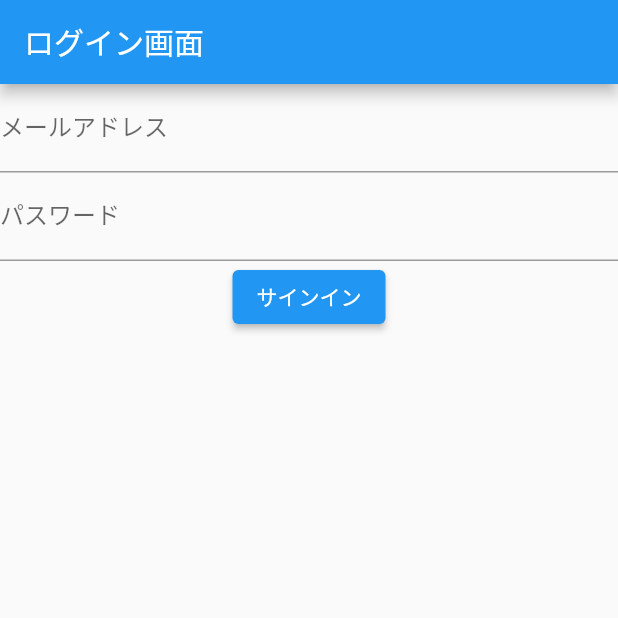
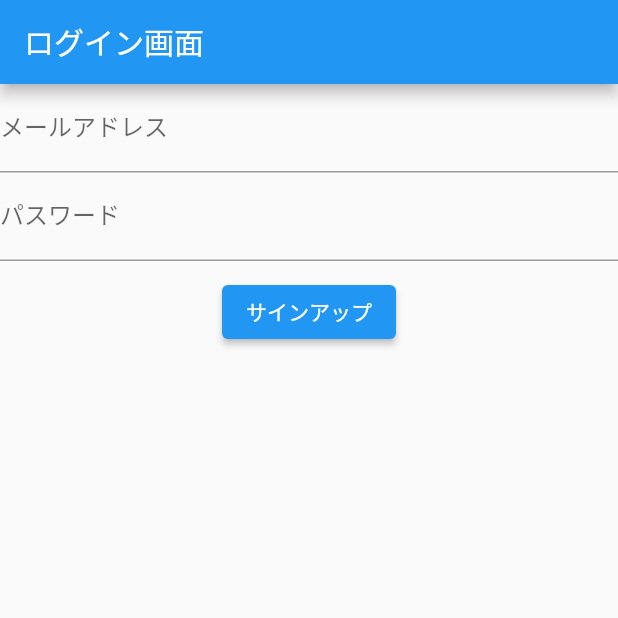
Before and after one commit to omitsuhashi/members_app_client, a Flutter app: the screen it shows after launch, on a phone screen of 412 x 824 dp, the top half of it. Run offline on Flutter 3.47's test engine with Material 2 defaults, Android fonts, the phone set to English and light mode, and no system bars; our stand-ins replace firebase_auth, firebase_core; accounts and stored records are empty.

Commit message:
feat signup

```diff
--- a/lib/app.dart
+++ b/lib/app.dart
@@ -1,4 +1,4 @@
-import 'package:client/pages/auth/signin.dart';
+import 'package:client/pages/auth/signup.dart';
 import 'package:client/pages/sample_app.dart';
 import 'package:firebase_auth/firebase_auth.dart';
 import 'package:flutter/material.dart';
@@ -23,7 +23,7 @@ class App extends StatelessWidget {
             // User が null である、つまり未サインインのサインイン画面へ
             return Scaffold(
                 appBar: AppBar(title: const Text("ログイン画面")),
-                body: const SigninPage());
+                body: const SignupPage());
           },
         ),
       );
--- /dev/null
+++ b/lib/pages/auth/signup.dart
@@ -0,0 +1,69 @@
+import 'package:firebase_auth/firebase_auth.dart';
+import 'package:flutter/material.dart';
+
+import '../../consts/validation_message.dart';
+
+class SignupPage extends StatefulWidget {
+  const SignupPage({super.key});
+
+  @override
+  State<StatefulWidget> createState() => SigninState();
+}
+
+class SigninState extends State<SignupPage> {
+  final _formKey = GlobalKey<FormState>();
+
+  final emailController = TextEditingController();
+  final passwordController = TextEditingController();
+
+  onPressSignupButton() async {
+    if (_formKey.currentState!.validate()) {
+      ScaffoldMessenger.of(context)
+          .showSnackBar(const SnackBar(content: Text("..サインアップ中")));
+      try {
+        await FirebaseAuth.instance.createUserWithEmailAndPassword(
+            email: emailController.text, password: passwordController.text);
+      } on FirebaseAuthException catch (e) {
+        // TODO エラーハンドリングを行う
+      }
+    }
+  }
+
+  @override
+  Widget build(BuildContext context) {
+    return Form(
+        key: _formKey,
+        child: Column(
+          children: [
+            TextFormField(
+              controller: emailController,
+              decoration: const InputDecoration(labelText: "メールアドレス"),
+              validator: (value) {
+                if (value == null || value.isEmpty) {
+                  return AuthValidation.EMAIL_NOTNULL;
+                }
+                return null;
+              },
+            ),
+            TextFormField(
+              controller: passwordController,
+              decoration: const InputDecoration(labelText: "パスワード"),
+              obscureText: true,
+              validator: (value) {
+                if (value == null || value.isEmpty) {
+                  return AuthValidation.PASSWORD_NOTNULL;
+                }
+                return null;
+              },
+            ),
+            Container(
+              margin: const EdgeInsets.all(10),
+              child: ElevatedButton(
+                onPressed: onPressSignupButton,
+                child: const Text('サインアップ'),
+              ),
+            )
+          ],
+        ));
+  }
+}
```
